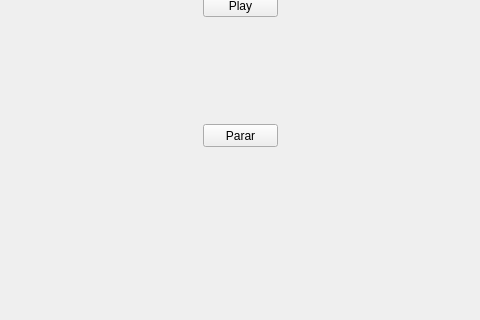
The window that Pasta de Exercícios Pamela/QtDesign/secundarios/ex03/ex03.ui (thenewgrau/Minhas-Tarefas-Senac) describes before a commit, drawn with Qt 5; both pictures show x 137 to 617 and y 96 to 416 of the 800 by 600 pixel window.
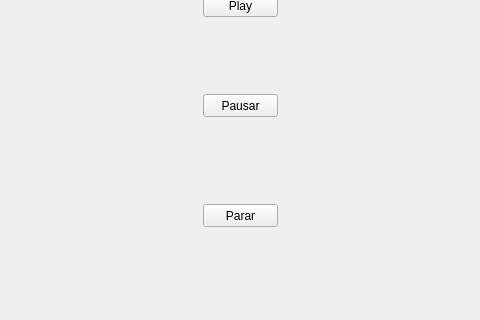
The same window after the commit.

```diff
--- a/Pasta de Exercícios Pamela/QtDesign/secundarios/ex03/ex03.ui
+++ b/Pasta de Exercícios Pamela/QtDesign/secundarios/ex03/ex03.ui
@@ -77,7 +77,7 @@
     <property name="geometry">
      <rect>
       <x>340</x>
-      <y>220</y>
+      <y>300</y>
       <width>75</width>
       <height>23</height>
      </rect>
@@ -86,6 +86,19 @@
      <string>Parar</string>
     </property>
    </widget>
+   <widget class="QPushButton" name="pushButton_3">
+    <property name="geometry">
+     <rect>
+      <x>340</x>
+      <y>190</y>
+      <width>75</width>
+      <height>23</height>
+     </rect>
+    </property>
+    <property name="text">
+     <string>Pausar</string>
+    </property>
+   </widget>
   </widget>
   <widget class="QMenuBar" name="menubar">
    <property name="geometry">
```
